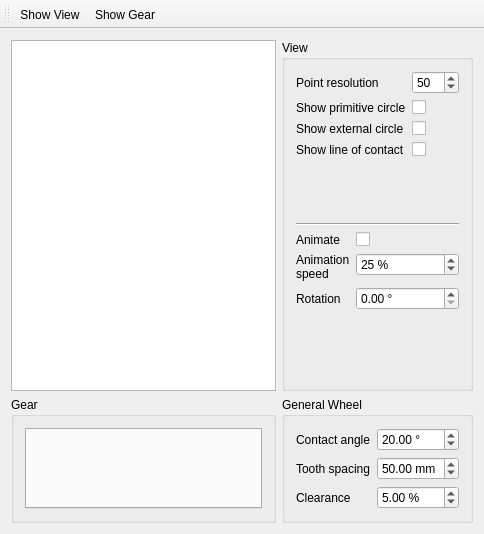
First picture: the form in mainwindow.ui, repository Klafyvel/GearFactory, before the edit.
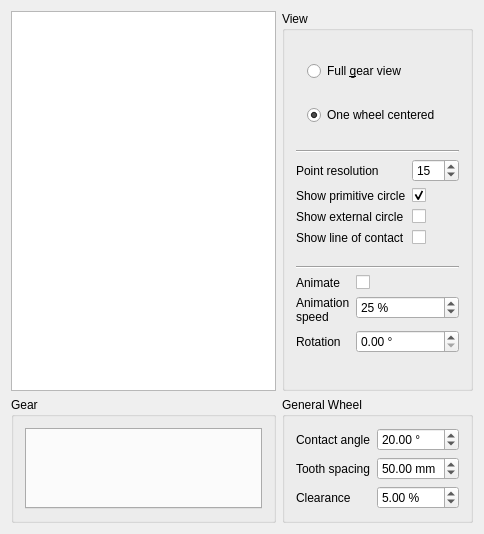
Second picture: the form after the edit.

Diff of the .ui file:
```diff
--- a/mainwindow.ui
+++ b/mainwindow.ui
@@ -27,6 +27,57 @@
        <string>View</string>
       </property>
       <layout class="QVBoxLayout" name="verticalLayout_2">
+       <item>
+        <widget class="QWidget" name="verticalWidget" native="true">
+         <property name="sizePolicy">
+          <sizepolicy hsizetype="Preferred" vsizetype="Minimum">
+           <horstretch>0</horstretch>
+           <verstretch>0</verstretch>
+          </sizepolicy>
+         </property>
+         <layout class="QVBoxLayout" name="verticalLayout_3">
+          <property name="spacing">
+           <number>6</number>
+          </property>
+          <property name="topMargin">
+           <number>1</number>
+          </property>
+          <property name="bottomMargin">
+           <number>1</number>
+          </property>
+          <item>
+           <widget class="QRadioButton" name="fullGearViewRadioButton">
+            <property name="text">
+             <string>Full &amp;gear view</string>
+            </property>
+            <attribute name="buttonGroup">
+             <string notr="true">viewButtonGroup</string>
+            </attribute>
+           </widget>
+          </item>
+          <item>
+           <widget class="QRadioButton" name="oneWheelCenteredRadioButton">
+            <property name="text">
+             <string>One wheel centered</string>
+            </property>
+            <property name="checked">
+             <bool>true</bool>
+            </property>
+            <attribute name="buttonGroup">
+             <string notr="true">viewButtonGroup</string>
+            </attribute>
+           </widget>
+          </item>
+         </layout>
+        </widget>
+       </item>
+       <item>
+        <widget class="Line" name="line">
+         <property name="orientation">
+          <enum>Qt::Horizontal</enum>
+         </property>
+        </widget>
+       </item>
        <item>
         <layout class="QFormLayout" name="formLayout_8">
          <item row="1" column="0">
@@ -37,7 +88,11 @@
           </widget>
          </item>
          <item row="1" column="1">
-          <widget class="QCheckBox" name="showPrimitiveCircleCheckBox"/>
+          <widget class="QCheckBox" name="showPrimitiveCircleCheckBox">
+           <property name="checked">
+            <bool>true</bool>
+           </property>
+          </widget>
          </item>
          <item row="2" column="0">
           <widget class="QLabel" name="showExternalCircleLabel">
@@ -75,7 +130,7 @@
             <number>500</number>
            </property>
            <property name="value">
-            <number>50</number>
+            <number>15</number>
            </property>
           </widget>
          </item>
@@ -274,51 +329,6 @@
     </item>
    </layout>
   </widget>
-  <widget class="QMenuBar" name="menuBar">
-   <property name="geometry">
-    <rect>
-     <x>0</x>
-     <y>0</y>
-     <width>484</width>
-     <height>30</height>
-    </rect>
-   </property>
-  </widget>
-  <widget class="QToolBar" name="mainToolBar">
-   <attribute name="toolBarArea">
-    <enum>TopToolBarArea</enum>
-   </attribute>
-   <attribute name="toolBarBreak">
-    <bool>false</bool>
-   </attribute>
-   <addaction name="actionShow_View"/>
-   <addaction name="actionShow_Gear"/>
-  </widget>
-  <action name="actionShow_View">
-   <property name="checkable">
-    <bool>true</bool>
-   </property>
-   <property name="text">
-    <string>Show View</string>
-   </property>
-   <property name="toolTip">
-    <string>Show the 'view' window.</string>
-   </property>
-   <property name="shortcut">
-    <string>Ctrl+Alt+V</string>
-   </property>
-  </action>
-  <action name="actionShow_Gear">
-   <property name="text">
-    <string>Show Gear</string>
-   </property>
-   <property name="toolTip">
-    <string>Show the 'gear' window.</string>
-   </property>
-   <property name="shortcut">
-    <string>Ctrl+Alt+G</string>
-   </property>
-  </action>
  </widget>
  <layoutdefault spacing="6" margin="11"/>
  <resources/>
```
Left out of the diff: 3 changed lines with no effect on the pictures.
